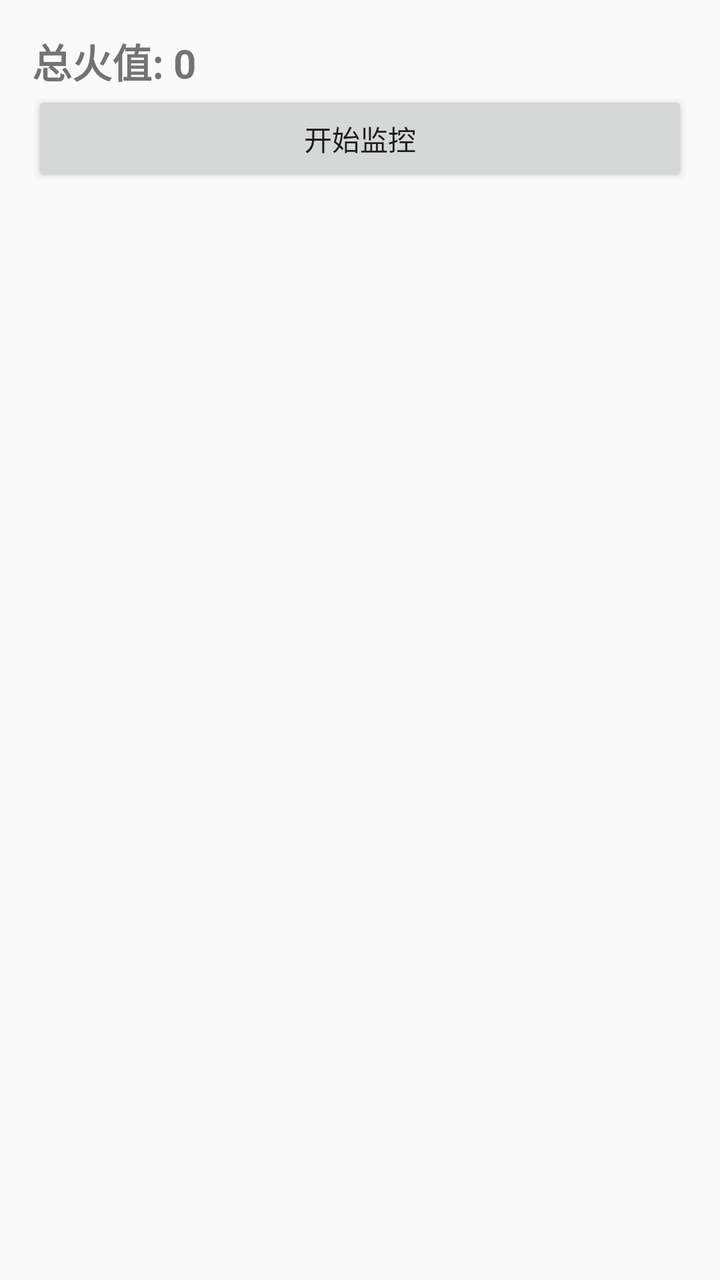
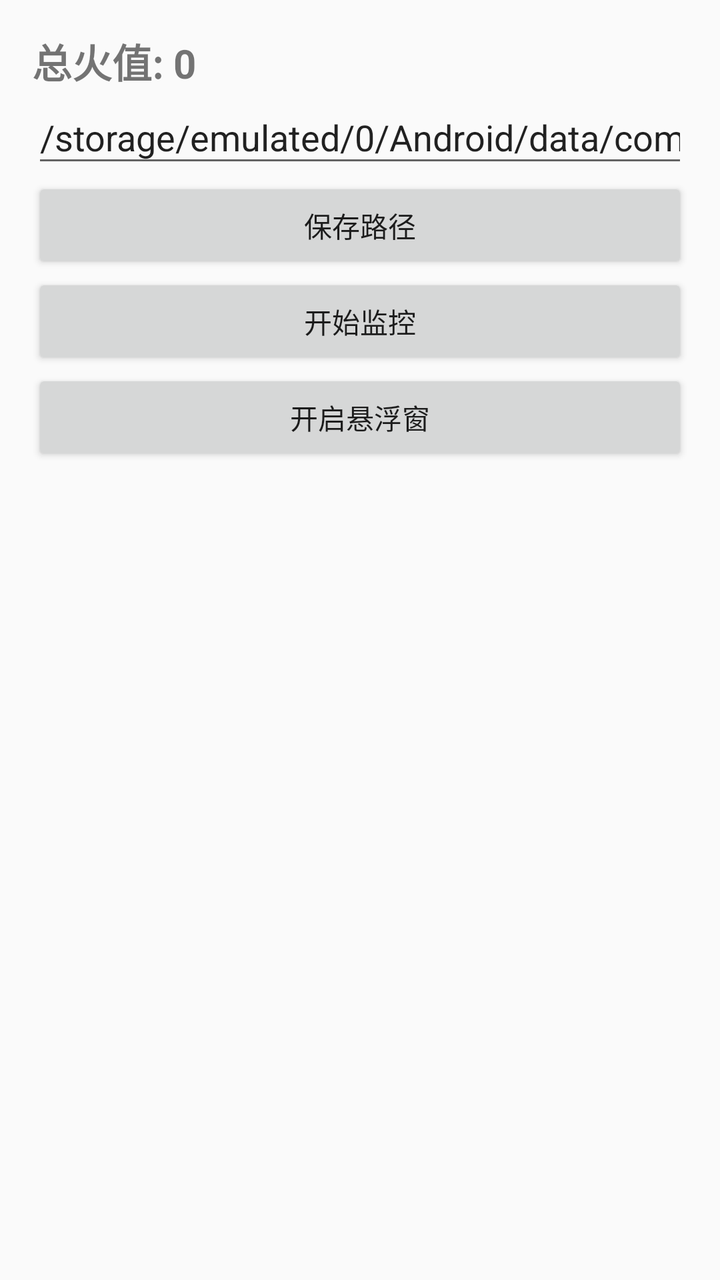

Before-and-after screenshots of an Android layout around one commit, followed by the original layout XML and the change that was made.
<!-- AndroidManifest.xml: application theme Theme.AppCompat.Light.DarkActionBar -->
<!-- res/layout/activity_main.xml -->
<?xml version="1.0" encoding="utf-8"?>
<LinearLayout xmlns:android="http://schemas.android.com/apk/res/android"
    android:layout_width="match_parent"
    android:layout_height="match_parent"
    android:orientation="vertical"
    android:padding="16dp">

    <TextView
        android:id="@+id/totalText"
        android:layout_width="match_parent"
        android:layout_height="wrap_content"
        android:text="总火值: 0"
        android:textSize="20sp"
        android:textStyle="bold" />

    <Button
        android:id="@+id/startStopButton"
        android:layout_width="match_parent"
        android:layout_height="wrap_content"
        android:text="开始监控" />

    <androidx.recyclerview.widget.RecyclerView
        android:id="@+id/recyclerView"
        android:layout_width="match_parent"
        android:layout_height="0dp"
        android:layout_weight="1" />

</LinearLayout>
<!-- resources referenced by this layout -->
<resources>

</resources>

<!-- the commit's change to res/layout/activity_main.xml (unified diff, before → after) -->
@@ -13,11 +13,31 @@
         android:textSize="20sp"
         android:textStyle="bold" />
 
+    <EditText
+        android:id="@+id/pathInput"
+        android:layout_width="match_parent"
+        android:layout_height="wrap_content"
+        android:hint="日志文件路径"
+        android:text="/storage/emulated/0/Android/data/com.xindong.torchlight/files/UE4Game/UE_game/UE_game/Saved/Logs/UE_game.log"
+        android:inputType="textUri" />
+
+    <Button
+        android:id="@+id/savePathButton"
+        android:layout_width="match_parent"
+        android:layout_height="wrap_content"
+        android:text="保存路径" />
+
     <Button
         android:id="@+id/startStopButton"
         android:layout_width="match_parent"
         android:layout_height="wrap_content"
         android:text="开始监控" />
+
+    <Button
+        android:id="@+id/floatToggleButton"
+        android:layout_width="match_parent"
+        android:layout_height="wrap_content"
+        android:text="开启悬浮窗" />
 
     <androidx.recyclerview.widget.RecyclerView
         android:id="@+id/recyclerView"
